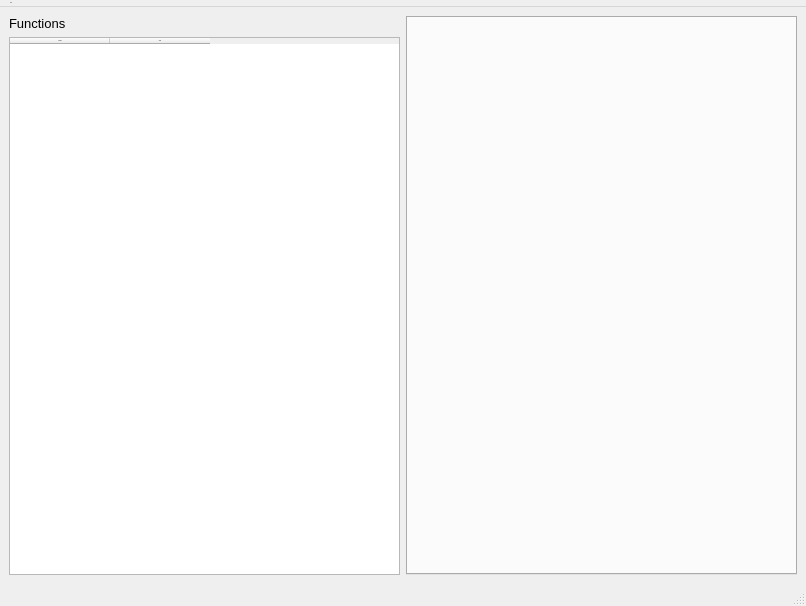
The window that src/widgets/disassembler.ui (connor-ms/RDRasm) describes before a commit, drawn with Qt 5.
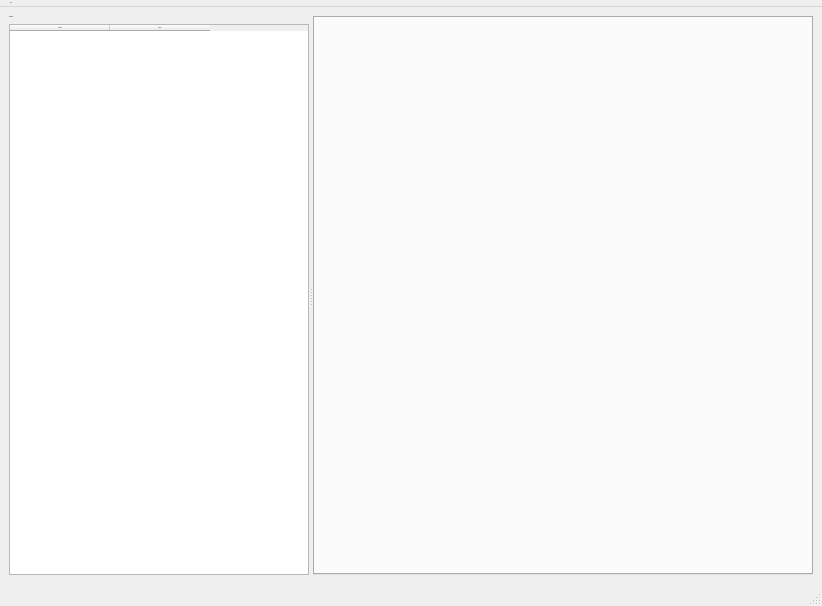
The same window after the commit.

Diff of the .ui file:
```diff
--- a/src/widgets/disassembler.ui
+++ b/src/widgets/disassembler.ui
@@ -28,16 +28,26 @@
    </property>
    <layout class="QHBoxLayout" name="horizontalLayout">
     <item>
+     <widget class="QSplitter" name="splitter">
+      <property name="orientation">
+       <enum>Qt::Horizontal</enum>
+      </property>
+      <widget class="QWidget" name="verticalLayoutWidget">
      <layout class="QVBoxLayout" name="verticalLayout">
       <property name="leftMargin">
        <number>0</number>
       </property>
       <item>
        <widget class="QLabel" name="lblFunctions">
+          <property name="sizePolicy">
+           <sizepolicy hsizetype="Expanding" vsizetype="Fixed">
+            <horstretch>0</horstretch>
+            <verstretch>0</verstretch>
+           </sizepolicy>
+          </property>
         <property name="font">
          <font>
-          <family>Segoe UI</family>
-          <pointsize>10</pointsize>
+            <pointsize>-1</pointsize>
          </font>
         </property>
         <property name="text">
@@ -47,6 +57,12 @@
       </item>
       <item>
        <widget class="QTableWidget" name="funcTable">
+          <property name="sizePolicy">
+           <sizepolicy hsizetype="Minimum" vsizetype="Expanding">
+            <horstretch>0</horstretch>
+            <verstretch>0</verstretch>
+           </sizepolicy>
+          </property>
         <property name="minimumSize">
          <size>
           <width>300</width>
@@ -55,16 +71,28 @@
         </property>
         <property name="maximumSize">
          <size>
-          <width>500</width>
+            <width>16777215</width>
           <height>16777215</height>
          </size>
         </property>
         <property name="font">
          <font>
-          <family>Calibri</family>
+            <family>Segoe UI</family>
           <pointsize>-1</pointsize>
          </font>
         </property>
+          <property name="editTriggers">
+           <set>QAbstractItemView::NoEditTriggers</set>
+          </property>
+          <property name="alternatingRowColors">
+           <bool>true</bool>
+          </property>
+          <property name="showGrid">
+           <bool>true</bool>
+          </property>
+          <property name="gridStyle">
+           <enum>Qt::SolidLine</enum>
+          </property>
         <property name="columnCount">
          <number>2</number>
         </property>
@@ -84,18 +112,32 @@
        </widget>
       </item>
      </layout>
-    </item>
+      </widget>
+      <widget class="QWidget" name="verticalLayoutWidget_2">
+       <layout class="QVBoxLayout" name="verticalLayout_2">
+        <property name="leftMargin">
+         <number>0</number>
+        </property>
     <item>
      <widget class="QTabWidget" name="tabWidget">
+          <property name="minimumSize">
+           <size>
+            <width>500</width>
+            <height>0</height>
+           </size>
+          </property>
       <property name="font">
        <font>
-        <family>Segoe UI</family>
         <pointsize>-1</pointsize>
        </font>
       </property>
       <property name="currentIndex">
        <number>-1</number>
       </property>
+         </widget>
+        </item>
+       </layout>
+      </widget>
      </widget>
     </item>
    </layout>
```
Lines whose indentation alone changed are shown as unchanged.
